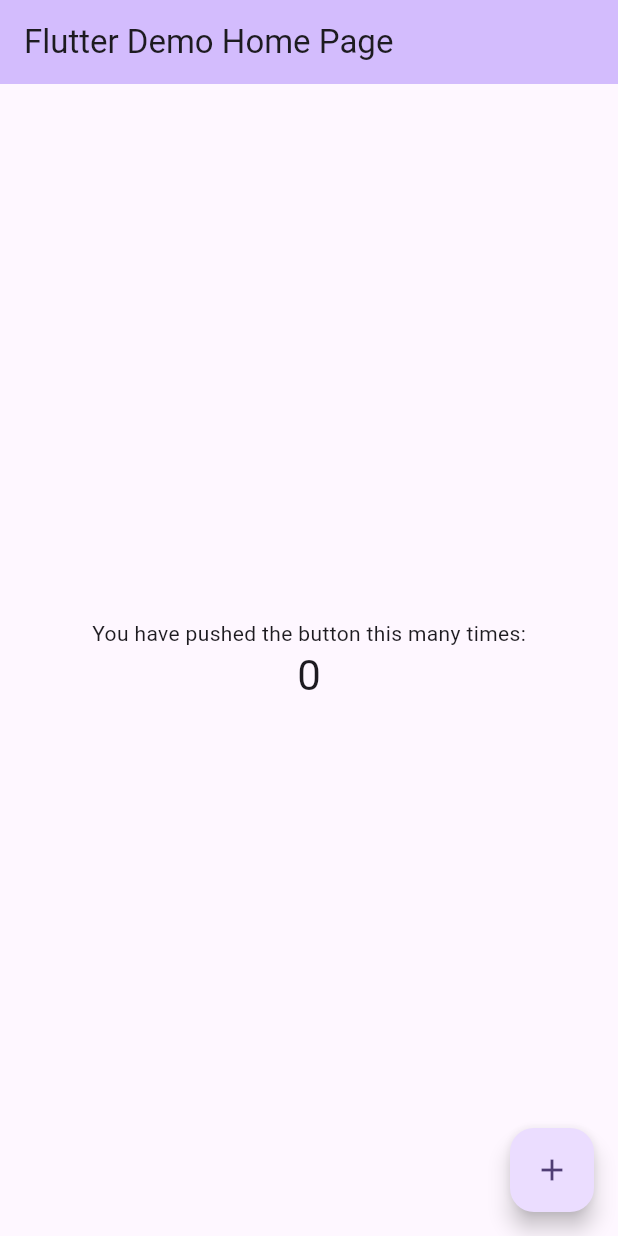
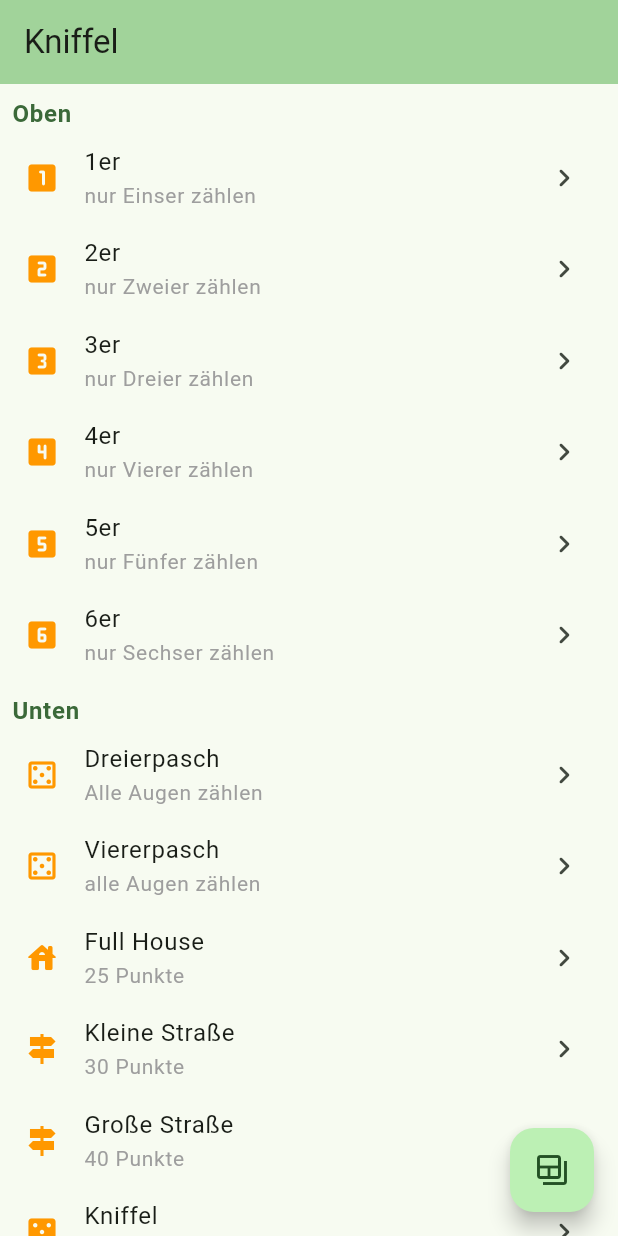
Before and after one commit to logianer/kniffelblock, a Flutter app: the screen it shows after launch, on a phone screen of 412 x 824 dp. Run offline on Flutter 3.47's test engine with Material 2 defaults, Android fonts, the phone set to English and light mode, and no system bars.

Commit message:
Implement basic ui
Create a basic menu showing upper and lower
half of a kniffelblock.

TODO: add interactivity and navigation

```diff
--- a/lib/main.dart
+++ b/lib/main.dart
@@ -11,60 +11,158 @@ class MyApp extends StatelessWidget {
   @override
   Widget build(BuildContext context) {
     return MaterialApp(
-      title: 'Flutter Demo',
+      title: 'Kniffelblock',
+      debugShowCheckedModeBanner: false,
       theme: ThemeData(
-        colorScheme: ColorScheme.fromSeed(seedColor: Colors.deepPurple),
+        colorScheme: ColorScheme.fromSeed(seedColor: Colors.green),
         useMaterial3: true,
       ),
-      home: const MyHomePage(title: 'Flutter Demo Home Page'),
+      home: const MyHomePage(),
     );
   }
 }
 
 class MyHomePage extends StatefulWidget {
-  const MyHomePage({super.key, required this.title});
-
-  final String title;
+  const MyHomePage({super.key});
 
   @override
   State<MyHomePage> createState() => _MyHomePageState();
 }
 
 class _MyHomePageState extends State<MyHomePage> {
-  int _counter = 0;
-
-  void _incrementCounter() {
-    setState(() {
-      _counter++;
-    });
-  }
 
   @override
   Widget build(BuildContext context) {
     return Scaffold(
       appBar: AppBar(
         backgroundColor: Theme.of(context).colorScheme.inversePrimary,
-        title: Text(widget.title),
+        title: const Text('Kniffel'),
       ),
-      body: Center(
-        child: Column(
-          mainAxisAlignment: MainAxisAlignment.center,
-          children: <Widget>[
-            const Text(
-              'You have pushed the button this many times:',
-            ),
-            Text(
-              '$_counter',
-              style: Theme.of(context).textTheme.headlineMedium,
-            ),
-          ],
-        ),
+      body: ListView(
+        children: const [ObenDisplay(), UntenDisplay()],
       ),
       floatingActionButton: FloatingActionButton(
-        onPressed: _incrementCounter,
-        tooltip: 'Increment',
-        child: const Icon(Icons.add),
+        onPressed:() {},
+        tooltip: 'Zeige Spieler',
+        child: const Icon(Icons.backup_table),
       ),
     );
   }
 }
+
+Widget labelText(String text, BuildContext ctx) {
+  return Text(text,
+      style: Theme.of(ctx).textTheme.bodyLarge?.copyWith(
+          color: Theme.of(ctx).primaryColor, fontWeight: FontWeight.w600));
+}
+
+class ObenDisplay extends StatefulWidget {
+  const ObenDisplay({super.key});
+
+  @override
+  State<ObenDisplay> createState() => _ObenDisplayState();
+}
+
+Widget tappableListItem(
+    {required String text,
+    required IconData leadingIcon,
+    String? description,
+    dynamic tapEvent}) {
+  return ListTile(
+    title: Column(
+      crossAxisAlignment: CrossAxisAlignment.start,
+      children: [
+        Text(text),
+        if (description != null)
+          Text(description,
+              style: const TextStyle(color: Colors.grey, fontSize: 14.0))
+      ],
+    ),
+    leading: Icon(leadingIcon,color: Colors.orange  ),
+    trailing: const Icon(Icons.chevron_right_rounded),
+    onTap: () {
+      tapEvent();
+    },
+  );
+}
+
+class _ObenDisplayState extends State<ObenDisplay> {
+  @override
+  Widget build(BuildContext context) {
+    return Column(
+        crossAxisAlignment: CrossAxisAlignment.start,
+        children: <Widget>[
+          Padding(
+            padding: const EdgeInsets.all(8.0).copyWith(bottom: 0),
+            child: labelText('Oben', context),
+          ),
+          tappableListItem(
+              text: '1er',
+              description: 'nur Einser zählen',
+              leadingIcon: Icons.looks_one_rounded),
+          tappableListItem(
+              text: '2er',
+              description: 'nur Zweier zählen',
+              leadingIcon: Icons.looks_two_rounded),
+          tappableListItem(
+              text: '3er',
+              description: 'nur Dreier zählen',
+              leadingIcon: Icons.looks_3_rounded),
+          tappableListItem(
+              text: '4er',
+              description: 'nur Vierer zählen',
+              leadingIcon: Icons.looks_4_rounded),
+          tappableListItem(
+              text: '5er',
+              description: 'nur Fünfer zählen',
+              leadingIcon: Icons.looks_5_rounded),
+          tappableListItem(
+              text: '6er',
+              description: 'nur Sechser zählen',
+              leadingIcon: Icons.looks_6_rounded)
+        ]);
+  }
+}
+
+class UntenDisplay extends StatelessWidget {
+  const UntenDisplay({super.key});
+
+  @override
+  Widget build(BuildContext context) {
+    return Column(crossAxisAlignment: CrossAxisAlignment.start, children: [
+      Padding(
+        padding: const EdgeInsets.all(8.0).copyWith(bottom: 0),
+        child: labelText('Unten', context),
+      ),
+      tappableListItem(
+          text: 'Dreierpasch',
+          description: 'Alle Augen zählen',
+          leadingIcon: Icons.casino_outlined),
+      tappableListItem(
+          text: 'Viererpasch',
+          description: 'alle Augen zählen',
+          leadingIcon: Icons.casino_outlined),
+      tappableListItem(
+          text: 'Full House',
+          description: '25 Punkte',
+          leadingIcon: Icons.house_rounded),
+      tappableListItem(
+          text: 'Kleine Straße',
+          description: '30 Punkte',
+          leadingIcon: Icons.signpost_rounded),
+      tappableListItem(
+          text: 'Große Straße',
+          description: '40 Punkte',
+          leadingIcon: Icons.signpost_rounded),
+      tappableListItem(
+          text: 'Kniffel',
+          description: '50 Punkte',
+          leadingIcon: Icons.casino_rounded),
+      tappableListItem(
+          text: 'Chance',
+          description: 'alle Augen zählen',
+          leadingIcon: Icons.restart_alt_rounded),
+      const Padding(padding: EdgeInsets.only(bottom: 16.0))
+    ]);
+  }
+}
```
